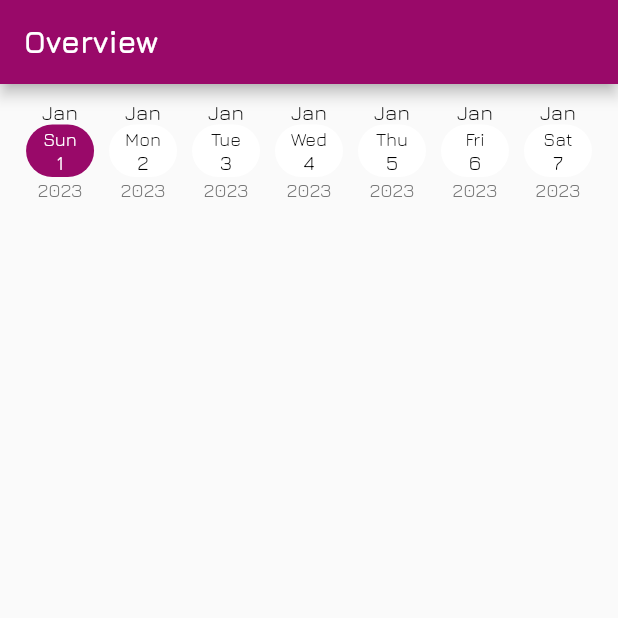
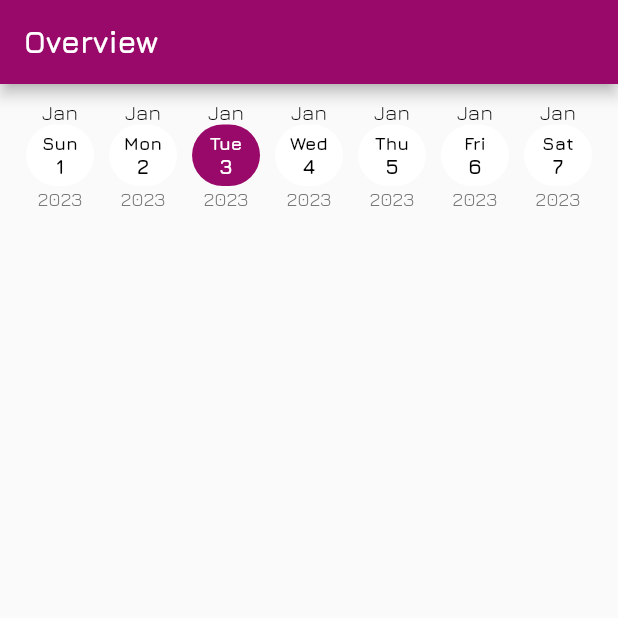
Before and after one commit to toke-dk/energy_of_hco, a Flutter app: the screen it shows after launch, on a phone screen of 412 x 824 dp, the top half of it. Run offline on Flutter 3.47's test engine with Material 2 defaults, Android fonts, the phone set to English and light mode, and no system bars.

```diff
--- a/lib/pages/Overview_page.dart
+++ b/lib/pages/Overview_page.dart
@@ -9,7 +9,7 @@ class OverView extends StatelessWidget {
     return SingleChildScrollView(
       child: Column(
         children: [
-          DaysScroll()
+          DaysScroll(initialDate: DateTime(2023,1,3),)
         ],
       ),
     );
--- a/lib/widgets/days_scroll.dart
+++ b/lib/widgets/days_scroll.dart
@@ -3,66 +3,52 @@ import 'package:flutter/cupertino.dart';
 import 'package:flutter/material.dart';
 import 'package:intl/intl.dart';
 
-List<DateTime> getWeekDates({required int year, required int weekNumber}) {
-  final DateTime firstDayOfYear = DateTime(year, 1, 1);
-  final int daysOffset = (weekNumber - 1) * 7;
 
-  final DateTime firstDayOfTargetWeek =
-      firstDayOfYear.add(Duration(days: daysOffset));
-  final List<DateTime> weekDates = [];
-
-  for (int i = 0; i < 7; i++) {
-    final DateTime date = firstDayOfTargetWeek.add(Duration(days: i));
-    weekDates.add(date);
-  }
-
-  return weekDates;
-}
 
 class DaysScroll extends StatefulWidget {
-  const DaysScroll({Key? key}) : super(key: key);
+  const DaysScroll({Key? key, required this.initialDate}) : super(key: key);
+  final DateTime initialDate;
 
   @override
   _DaysScrollState createState() => _DaysScrollState();
 }
 
 class _DaysScrollState extends State<DaysScroll> {
-  List<String> listOfMonths = [
-    "Jan",
-    "Feb",
-    "Mar",
-    "Apr",
-    "May",
-    "Jun",
-    "Jul",
-    "Aug",
-    "Sep",
-    "Oct",
-    "Nov",
-    "Dec"
-  ]; //List Of Months
 
-  List<String> listOfDays = [
-    "Mon",
-    "Tue",
-    "Wed",
-    "Thu",
-    "Fri",
-    "Sat",
-    "Sun"
-  ]; //List of Days
+  late final DateTime _initialDate;
+  late DateTime _selectedDate;
+  @override
+  void initState() {
+    _initialDate = widget.initialDate;
+    _selectedDate = _initialDate;
+    super.initState();
+  }
 
-  DateTime selectedDate = DateTime.now(); // TO tracking date
+  List<DateTime> _getWeekDates({required int year, required int weekNumber}) {
+    final DateTime firstDayOfYear = DateTime(year, 1, 1);
+    final int daysOffset = (weekNumber - 1) * 7;
 
-  int currentDateSelectedIndex = 0; //For Horizontal Date
-  ScrollController scrollController =
+    final DateTime firstDayOfTargetWeek =
+    firstDayOfYear.add(Duration(days: daysOffset));
+    final List<DateTime> weekDates = [];
+
+    for (int i = 0; i < 7; i++) {
+      final DateTime date = firstDayOfTargetWeek.add(Duration(days: i));
+      weekDates.add(date);
+    }
+
+    return weekDates;
+  }
+
+  /// TODO do i need the scroll controler
+  final ScrollController _scrollController =
       ScrollController(); //Scroll Controller for ListView
 
   @override
   Widget build(BuildContext context) {
-    print(getWeekDates(weekNumber: 1, year: 2023));
+    print(_getWeekDates(weekNumber: 1, year: 2023));
     return Container(
-        height: 100,
+        height: 110,
         child: ListView.builder(
           shrinkWrap: true,
           itemCount: 3,
@@ -79,38 +65,37 @@ class _DaysScrollState extends State<DaysScroll> {
                         ),
                     itemCount: 7,
                     padding: EdgeInsets.all(10),
-                    controller: scrollController,
+                    controller: _scrollController,
                     scrollDirection: Axis.horizontal,
                     itemBuilder: (BuildContext context, int indexDay) {
-                      DateTime currentDate = getWeekDates(
+                      DateTime thisIndexDate = _getWeekDates(
                           weekNumber: indexWeek + 1, year: 2023)[indexDay];
                       return Column(
                         children: [
-                          Text(DateFormat.MMM().format(currentDate)),
+                          Text(DateFormat.MMM().format(thisIndexDate)),
                           InkWell(
                             onTap: () {
                               setState(() {
-                                currentDateSelectedIndex = indexDay;
-                                selectedDate =
-                                    DateTime.now().add(Duration(days: indexDay));
+                                _selectedDate = thisIndexDate;
                               });
                             },
                             child: Container(
-                              padding: EdgeInsets.all(2),
+                              padding: EdgeInsets.all(5),
                               width: MediaQuery.of(context).size.width * 0.11,
                               decoration: BoxDecoration(
                                   borderRadius: BorderRadius.circular(30),
-                                  color: currentDateSelectedIndex == indexDay
+                                  color: _selectedDate == thisIndexDate
                                       ? getAppColorScheme(context).primary
                                       : getAppColorScheme(context).onPrimary),
                               child: Column(
                                 children: [
                                   Text(
-                                    DateFormat.E().format(currentDate),
+                                    DateFormat.E().format(thisIndexDate),
                                     style: TextStyle(
                                         fontSize: 12,
-                                        color: currentDateSelectedIndex ==
-                                                indexDay
+                                        fontWeight: FontWeight.bold,
+                                        color: _selectedDate ==
+                                                thisIndexDate
                                             ? getAppColorScheme(context)
                                                 .onPrimary
                                             : getAppTextTheme(context)
@@ -118,11 +103,12 @@ class _DaysScrollState extends State<DaysScroll> {
                                                 .color),
                                   ),
                                   Text(
-                                    "${currentDate.day}",
+                                    "${thisIndexDate.day}",
                                     textAlign: TextAlign.center,
                                     style: TextStyle(
-                                        color: currentDateSelectedIndex ==
-                                                indexDay
+                                      fontWeight: FontWeight.bold,
+                                        color: _selectedDate ==
+                                                thisIndexDate
                                             ? getAppColorScheme(context)
                                                 .onPrimary
                                             : getAppTextTheme(context)
@@ -134,7 +120,7 @@ class _DaysScrollState extends State<DaysScroll> {
                             ),
                           ),
                           Text(
-                            DateFormat.y().format(currentDate),
+                            DateFormat.y().format(thisIndexDate),
                             style: getAppTextTheme(context).subtitle1,
                           ),
                         ],
```
